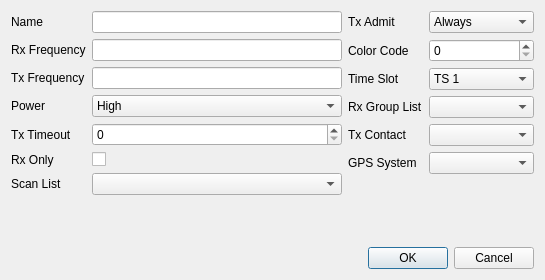
The window that src/digitalchanneldialog.ui (hmatuschek/qdmr) describes before a commit, drawn with Qt 5.
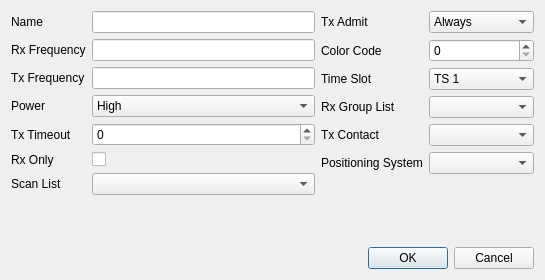
The same window after the commit.

The edit to the form file:
```diff
--- a/src/digitalchanneldialog.ui
+++ b/src/digitalchanneldialog.ui
@@ -216,7 +216,7 @@
        <item row="5" column="0">
         <widget class="QLabel" name="label">
          <property name="text">
-          <string>GPS System</string>
+          <string>Positioning System</string>
          </property>
         </widget>
        </item>
```
